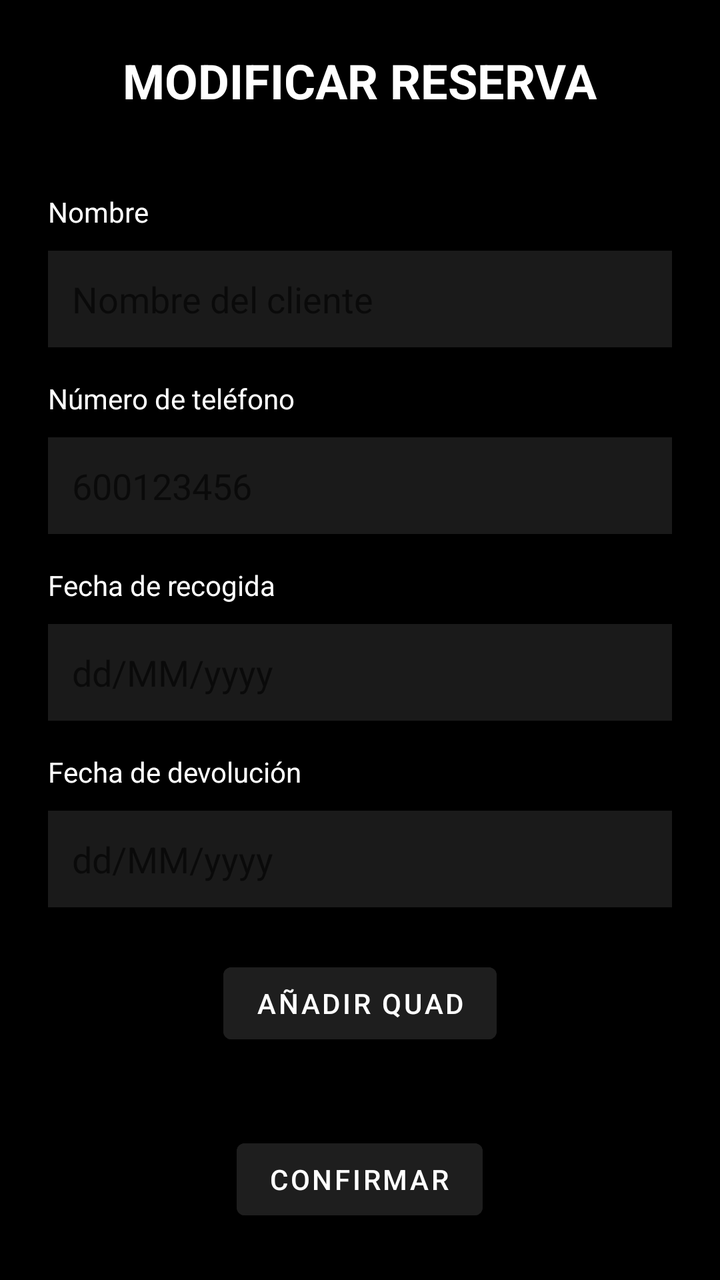
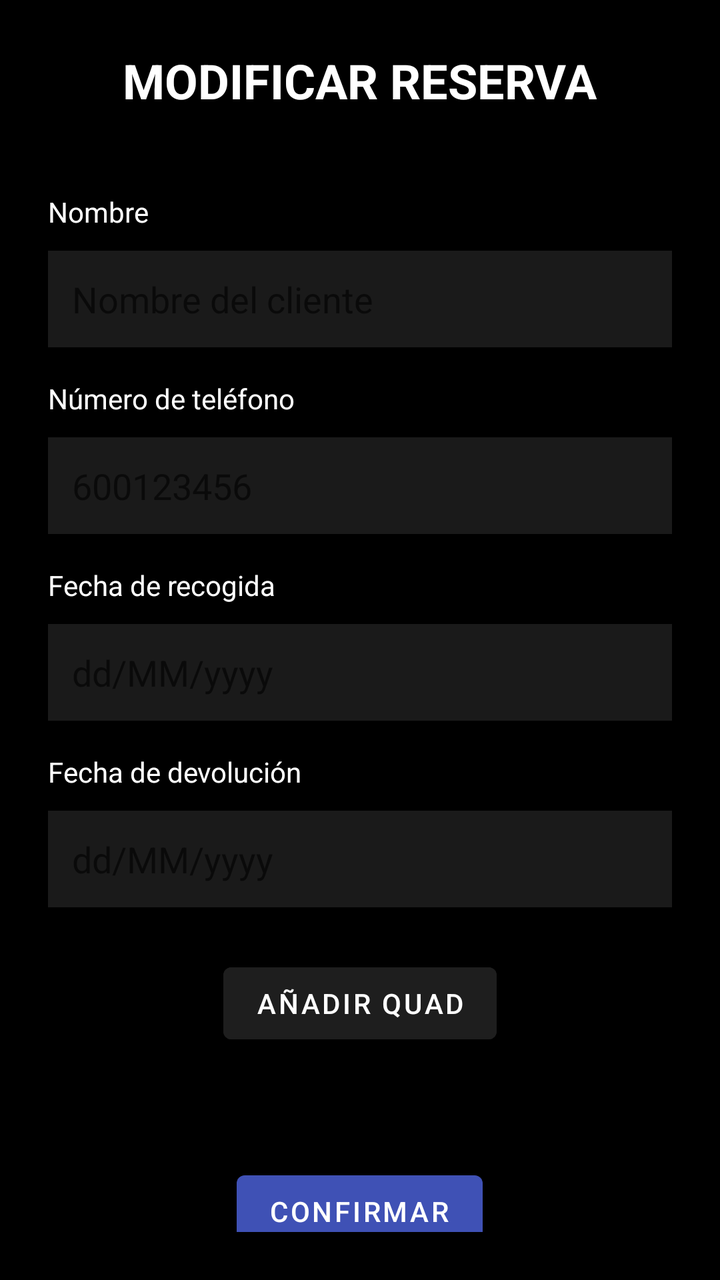

Compare the two renders of this Android layout. The source of the first and the diff that turns it into the second are given below.
<!-- AndroidManifest.xml: application theme AppTheme -->
<!-- res/layout/activity_modificar_reserva.xml -->
<?xml version="1.0" encoding="utf-8"?>
<LinearLayout xmlns:android="http://schemas.android.com/apk/res/android"
    android:layout_width="match_parent"
    android:layout_height="match_parent"
    android:orientation="vertical"
    android:gravity="center_horizontal"
    android:background="#000000"
    android:padding="24dp">

    <TextView
        android:layout_width="wrap_content"
        android:layout_height="wrap_content"
        android:text="MODIFICAR RESERVA"
        android:textColor="#FFFFFF"
        android:textSize="24sp"
        android:textStyle="bold"
        android:layout_marginBottom="24dp"/>

    <TextView
        android:layout_width="match_parent"
        android:layout_height="wrap_content"
        android:text="Nombre"
        android:layout_marginTop="16dp"
        android:textColor="#FFFFFF" />

    <EditText
        android:id="@+id/editNombre"
        android:layout_width="match_parent"
        android:layout_height="wrap_content"
        android:background="#1A1A1A"
        android:textColor="#FFFFFF"
        android:layout_marginTop="10dp"
        android:padding="12dp"
        android:hint="Nombre del cliente"/>

    <TextView
        android:layout_width="match_parent"
        android:layout_height="wrap_content"
        android:text="Número de teléfono"
        android:layout_marginTop="16dp"
        android:textColor="#FFFFFF" />

    <EditText
        android:id="@+id/editNumero"
        android:layout_width="match_parent"
        android:layout_height="wrap_content"
        android:background="#1A1A1A"
        android:textColor="#FFFFFF"
        android:layout_marginTop="10dp"
        android:padding="12dp"
        android:inputType="phone"
        android:hint="600123456"/>

    <TextView
        android:layout_width="match_parent"
        android:layout_height="wrap_content"
        android:text="Fecha de recogida"
        android:layout_marginTop="16dp"
        android:textColor="#FFFFFF" />

    <EditText
        android:id="@+id/editFechaRecogida"
        android:layout_width="match_parent"
        android:layout_height="wrap_content"
        android:background="#1A1A1A"
        android:textColor="#FFFFFF"
        android:layout_marginTop="10dp"
        android:padding="12dp"
        android:inputType="date"
        android:hint="dd/MM/yyyy"/>

    <TextView
        android:layout_width="match_parent"
        android:layout_height="wrap_content"
        android:text="Fecha de devolución"
        android:layout_marginTop="16dp"
        android:textColor="#FFFFFF" />

    <EditText
        android:id="@+id/editFechaDevolucion"
        android:layout_width="match_parent"
        android:layout_height="wrap_content"
        android:background="#1A1A1A"
        android:textColor="#FFFFFF"
        android:layout_marginTop="10dp"
        android:padding="12dp"
        android:inputType="date"
        android:hint="dd/MM/yyyy"/>

    <Button
        android:id="@+id/btnAnadirQuad"
        android:layout_width="wrap_content"
        android:layout_height="wrap_content"
        android:backgroundTint="#1E1E1E"
        android:text="Añadir quad"
        android:layout_marginTop="24dp"
        android:textColor="#FFFFFF" />

    <Button
        android:id="@+id/btnConfirmar"
        android:layout_width="wrap_content"
        android:layout_height="wrap_content"
        android:backgroundTint="#1E1E1E"
        android:text="Confirmar"
        android:layout_marginTop="40dp"
        android:textColor="#FFFFFF" />

</LinearLayout>
<!-- resources referenced by this layout -->
<resources>
  <style name="AppTheme" parent="Theme.MaterialComponents.Light.DarkActionBar">
          
          <item name="colorPrimary">@color/colorPrimary</item>
          <item name="colorPrimaryDark">@color/colorPrimaryDark</item>
          <item name="colorAccent">@color/colorAccent</item>
      </style>
  <color name="colorPrimary">#3F51B5</color>
  <color name="colorPrimaryDark">#303F9F</color>
  <color name="colorAccent">#FF4081</color>
</resources>

<!-- the commit's change to res/layout/activity_modificar_reserva.xml (unified diff, before → after) -->
@@ -1,5 +1,6 @@
 <?xml version="1.0" encoding="utf-8"?>
 <LinearLayout xmlns:android="http://schemas.android.com/apk/res/android"
+    xmlns:tools="http://schemas.android.com/tools"
     android:layout_width="match_parent"
     android:layout_height="match_parent"
     android:orientation="vertical"
@@ -96,13 +97,57 @@
         android:layout_marginTop="24dp"
         android:textColor="#FFFFFF" />
 
+    <androidx.recyclerview.widget.RecyclerView
+        android:id="@+id/recyclerview_quads_seleccionados"
+        android:layout_width="match_parent"
+        android:layout_height="0dp"
+        android:layout_weight="1"
+        android:layout_marginTop="16dp"
+        tools:listitem="@layout/item_quad_seleccionado" />
+
     <Button
         android:id="@+id/btnConfirmar"
         android:layout_width="wrap_content"
         android:layout_height="wrap_content"
-        android:backgroundTint="#1E1E1E"
         android:text="Confirmar"
         android:layout_marginTop="40dp"
         android:textColor="#FFFFFF" />
 
 </LinearLayout>
+<!-- res/layout/item_quad_seleccionado.xml (included above) -->
+<?xml version="1.0" encoding="utf-8"?>
+
+<LinearLayout xmlns:android="http://schemas.android.com/apk/res/android"
+    android:layout_width="match_parent"
+    android:layout_height="wrap_content"
+    android:orientation="horizontal"
+    android:padding="8dp"
+    android:background="#000000"
+    android:gravity="center_vertical">
+
+    <TextView
+        android:id="@+id/textview_matricula_seleccionado"
+        android:layout_width="0dp"
+        android:layout_height="wrap_content"
+        android:layout_weight="1"
+        android:text="Matrícula"
+        android:textColor="#FFFFFF"
+        android:textAppearance="?android:attr/textAppearanceMedium" />
+
+
+    <TextView
+        android:id="@+id/textview_tipo_seleccionado"
+        android:layout_width="wrap_content"
+        android:layout_height="wrap_content"
+        android:layout_marginEnd="16dp"
+        android:textColor="#FFFFFF"
+        android:text="Tipo" />
+
+    <Button
+        android:id="@+id/button_eliminar_quad_seleccionado"
+        android:layout_width="wrap_content"
+        android:layout_height="wrap_content"
+        android:backgroundTint="#1E1E1E"
+        android:text="Eliminar" />
+
+</LinearLayout>
